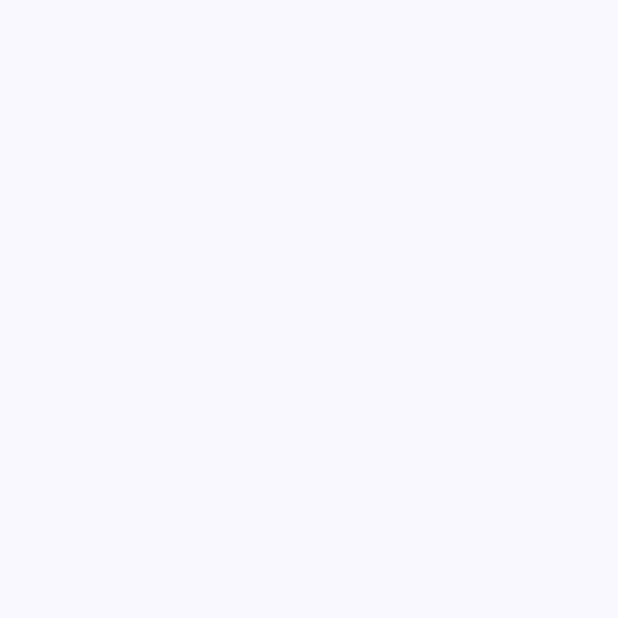
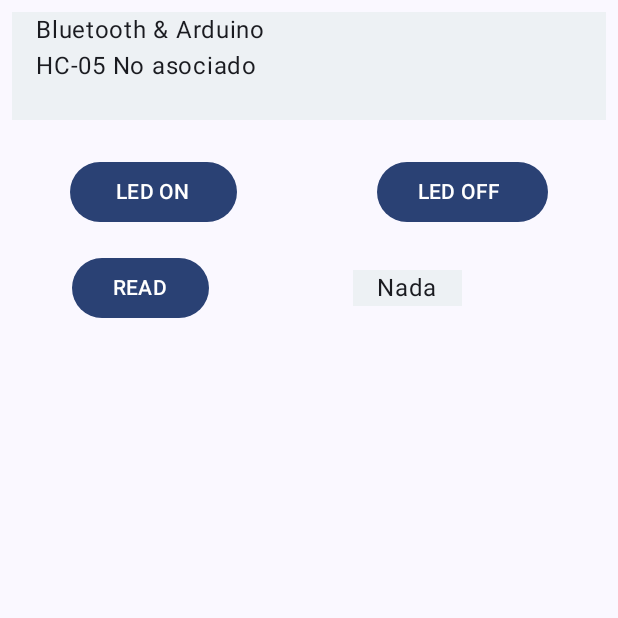
Before and after one commit to faraday58/BluetoothConnectApp, an Android app built with Jetpack Compose: the screen it shows after launch (MainActivity), on a phone screen of 412 x 824 dp, the top half of it. Before the commit the part shown is empty. Run offline under Robolectric (Android 15) with nearby library versions, the phone set to English and light mode, and no system bars.

Commit message:
Funtional program vinculated with Arduino

```diff
--- a/app/src/main/java/com/mexiti/bluetoothconnectapp/MainActivity.kt
+++ b/app/src/main/java/com/mexiti/bluetoothconnectapp/MainActivity.kt
@@ -1,53 +1,84 @@
 package com.mexiti.bluetoothconnectapp
 
 import android.Manifest
-import android.app.Activity
-import android.app.Application
+import android.annotation.SuppressLint
 import android.bluetooth.BluetoothAdapter
+import android.bluetooth.BluetoothDevice
 import android.bluetooth.BluetoothManager
-import android.content.Context
-import android.content.Intent
+import android.bluetooth.BluetoothSocket
 import android.content.pm.PackageManager
 import android.os.Bundle
+import android.os.Handler
+import android.os.Looper
+import android.util.Log
 import android.widget.Toast
 import androidx.activity.ComponentActivity
 import androidx.activity.compose.setContent
 import androidx.activity.result.contract.ActivityResultContracts
+import androidx.compose.foundation.background
 import androidx.compose.foundation.layout.*
 import androidx.compose.material3.Button
 import androidx.compose.material3.MaterialTheme
 import androidx.compose.material3.Surface
 import androidx.compose.material3.Text
 import androidx.compose.runtime.Composable
+import androidx.compose.runtime.MutableState
+import androidx.compose.runtime.mutableStateOf
+import androidx.compose.runtime.remember
 import androidx.compose.ui.Alignment
 import androidx.compose.ui.Modifier
-import androidx.compose.ui.unit.sp
+import androidx.compose.ui.graphics.Color
+import androidx.compose.ui.unit.dp
 import androidx.core.app.ActivityCompat
-import androidx.core.app.ActivityCompat.startActivityForResult
 import androidx.core.content.ContextCompat
 import com.mexiti.bluetoothconnectapp.ui.theme.BluetoothConnectAppTheme
+import java.io.IOException
+import java.io.InputStream
+import java.io.OutputStream
+import java.lang.Exception
+import java.util.UUID
+
+const val CONNECTION_FAIlED: Int = 0
+const val CONNECTION_SUCCESS: Int =1
+private val MY_UUID: UUID = UUID.fromString("00001101-0000-1000-8000-00805F9B34FB")
 
 
 class MainActivity : ComponentActivity() {
 
-    val REQUEST_ENABLE_BT =100
-
+    private lateinit var bluetoothManager: BluetoothManager
+    private lateinit var bluetoothAdapter: BluetoothAdapter
 
     override fun onCreate(savedInstanceState: Bundle?) {
         super.onCreate(savedInstanceState)
-        val bluetoothManager: BluetoothManager = getSystemService(BluetoothManager::class.java)
-        val bluetoothAdapter: BluetoothAdapter? = bluetoothManager.adapter
-        var bluetoothAvailable = "Available"
-        if (bluetoothAdapter == null){
-            bluetoothAvailable = "Not Available"
+         bluetoothManager = getSystemService(BluetoothManager::class.java)
+         bluetoothAdapter  = bluetoothManager.adapter
+
+        val status = mutableStateOf("Bluetooth & Arduino \n")
+
+        val handler = Handler(Looper.getMainLooper()){
+            msg ->
+            when(msg.what){
+                CONNECTION_FAIlED -> {
+                    status.value+= "Conexión Rechazada"
+                    true
+                }
+                CONNECTION_SUCCESS -> {
+                    status.value += "Conexión Exitosa"
+                    true
+                }else -> false
+
+            }
         }
 
         val requestPermissionLauncher = registerForActivityResult(ActivityResultContracts.RequestPermission()){
             isGranted ->
             if (isGranted){
+                status.value += "Permisos Aceptados \n Intentando Conexión\n"
+                status.value += connectHC05(bluetoothAdapter,handler)
                 Toast.makeText(applicationContext,"Permission Granted",Toast.LENGTH_LONG).show()
             }
             else{
+                status.value += "=====> Permiso Denegado"
                 Toast.makeText(applicationContext,"This permission is required to comunicate with Arduino",Toast.LENGTH_LONG).show()
             }
 
@@ -55,20 +86,21 @@ class MainActivity : ComponentActivity() {
 
         when{
             ContextCompat.checkSelfPermission(
-                applicationContext,android.Manifest.permission.BLUETOOTH) ==
+                applicationContext,Manifest.permission.BLUETOOTH) ==
                 PackageManager.PERMISSION_GRANTED ->{
-                    Toast.makeText(applicationContext,"Todo en orden a prender el bluetooth",Toast.LENGTH_LONG).show()
+                   status.value += connectHC05(bluetoothAdapter,handler)
+                    Toast.makeText(applicationContext,"Todo en orden a conectar con el bluetooth",Toast.LENGTH_LONG).show()
 
                 }
             ActivityCompat.shouldShowRequestPermissionRationale(
-                this,android.Manifest.permission.BLUETOOTH
+                this,Manifest.permission.BLUETOOTH
             ) ->{
                 Toast.makeText(applicationContext,"Debes de darme los permisos idiota, sino como quieres que funcione",Toast.LENGTH_LONG).show()
             }
 
             else ->{
                 requestPermissionLauncher.launch(
-                    android.Manifest.permission.BLUETOOTH
+                    Manifest.permission.BLUETOOTH
                 )
             }
 
@@ -84,13 +116,52 @@ class MainActivity : ComponentActivity() {
                     modifier = Modifier.fillMaxSize(),
                     color = MaterialTheme.colorScheme.background
                 ) {
-                    if (bluetoothAdapter != null) {
-                        if (savedInstanceState != null) {
-                            Disposible(bluetoothAvailable,bluetoothAdapter,savedInstanceState)
-                        }
-                    }
+                    MyUI(connectStatus = status)
+
                 }
             }
+        }
+    }
+
+}
+
+
+
+
+
+@SuppressLint("MissingPermission")
+private fun connectHC05(bluetoothAdapter: BluetoothAdapter?, handler: Handler):String{
+    val pairedDevices: Set<BluetoothDevice>? = bluetoothAdapter?.bondedDevices
+    val hc05Device = pairedDevices?.find { it.name == "HC-05" }
+    if (hc05Device != null){
+        ConnectThread(hc05Device, handler = handler).start()
+        return ""
+    }else{
+        return "HC-05 No asociado\n"
+    }
+
+
+}
+
+@SuppressLint("MissingPermission")
+class ConnectThread(private val monDevice:BluetoothDevice,
+    private val handler: Handler): Thread(){
+        private val mmSocket:BluetoothSocket? by lazy(LazyThreadSafetyMode.NONE) {
+            monDevice.createRfcommSocketToServiceRecord(MY_UUID)
+        }
+
+    override fun run() {
+        mmSocket?.let {
+            socket ->
+            try {
+                socket.connect()
+                handler.obtainMessage(CONNECTION_SUCCESS).sendToTarget()
+
+            }
+            catch (e:Exception){
+                handler.obtainMessage(CONNECTION_FAIlED).sendToTarget()
+            }
+            dataExchangeInstance= DataExchange(socket)
         }
     }
 
@@ -98,29 +169,104 @@ class MainActivity : ComponentActivity() {
 }
 
 
+var dataExchangeInstance: DataExchange? = null
+class DataExchange(mmSocket:BluetoothSocket): Thread(){
+    private val length = 5
+    private val mmInStream: InputStream = mmSocket.inputStream
+    private val mmOutStream: OutputStream = mmSocket.outputStream
+    private val mmBuffer: ByteArray = ByteArray(length)
+
+    fun write(bytes:ByteArray){
+        try {
+            mmOutStream.write(bytes)
+        }catch (error: Exception){
+            Log.e("Byte Error","Message didn't send")
+        }
+    }
+
+    fun read():String{
+        try {
+            mmOutStream.write("C".toByteArray())
+        }catch (error:Exception){
+            Log.e("Byte Error","Message didn't receive")
+        }
+        var numBytesReaded = 0
+        try{
+            while (numBytesReaded < length){
+                val number = mmInStream.read(mmBuffer,numBytesReaded,length -numBytesReaded)
+                if(number == -1 )
+                {
+                    break
+                }
+                numBytesReaded += number
+            }
+            return String(mmBuffer,0,numBytesReaded)
+
+        }
+        catch (e:IOException){
+            return "error"
+        }
+    }
+}
+
 @Composable
-fun Disposible(bluetooothAvailable:String,bluetoothAdapter: BluetoothAdapter, bundle: Bundle){
+fun MyUI(connectStatus: MutableState<String>){
+    val sensor = remember {
+        mutableStateOf("Nada")
+    }
 
-    Column(
-        modifier = Modifier.fillMaxSize(),
-        horizontalAlignment = Alignment.CenterHorizontally,
-        verticalArrangement = Arrangement.Center
-
-
-    ) {
-        Text(text = bluetooothAvailable,
-            fontSize = 25.sp
+    Column {
+        Text(
+            text = connectStatus.value,
+            modifier = Modifier
+                .padding(8.dp)
+                .fillMaxWidth()
+                .background(Color(0x80E2EBEA))
+                .padding(start = 16.dp)
         )
-        Button(onClick = {
-            if (bluetoothAdapter?.isEnabled == false){
-                val enableBtIntent = Intent(BluetoothAdapter.ACTION_REQUEST_ENABLE)
-
-                startActivityForResult(Activity(),enableBtIntent,200,bundle)
+        Spacer(modifier = Modifier.height(16.dp))
+        Row(
+            horizontalArrangement = Arrangement.SpaceAround,
+            modifier = Modifier.fillMaxWidth()
+            ){
+            Button(
+                onClick = {
+                    dataExchangeInstance?.write("A".toByteArray())
+                }) {
+                Text(text = "  LED ON  ")
             }
-        }) {
-            Text(text = "On")
-
+            Button(onClick = {
+                dataExchangeInstance?.write("B".toByteArray())
+            }) {
+                Text(text = " LED OFF  ")
+            }
+        }
+        Spacer(modifier = Modifier.height(16.dp))
+        Row(
+            verticalAlignment = Alignment.CenterVertically,
+            modifier = Modifier.fillMaxWidth()
+        ) {
+            Button(onClick = {
+                val str = dataExchangeInstance?.read()
+                if(str != null){
+                    sensor.value = str
+                }else{
+                    connectStatus.value = "Nada"
+                }
+            },
+                modifier = Modifier.padding(start = 48.dp)
+                ) {
+                Text(text = " READ ")
+            }
+            Text(
+                text = sensor.value,
+                modifier = Modifier
+                    .padding(start = 96.dp)
+                    .background(Color(0x80E2EBEA))
+                    .padding(horizontal = 16.dp)
+            )
         }
 
     }
+
 }
```
